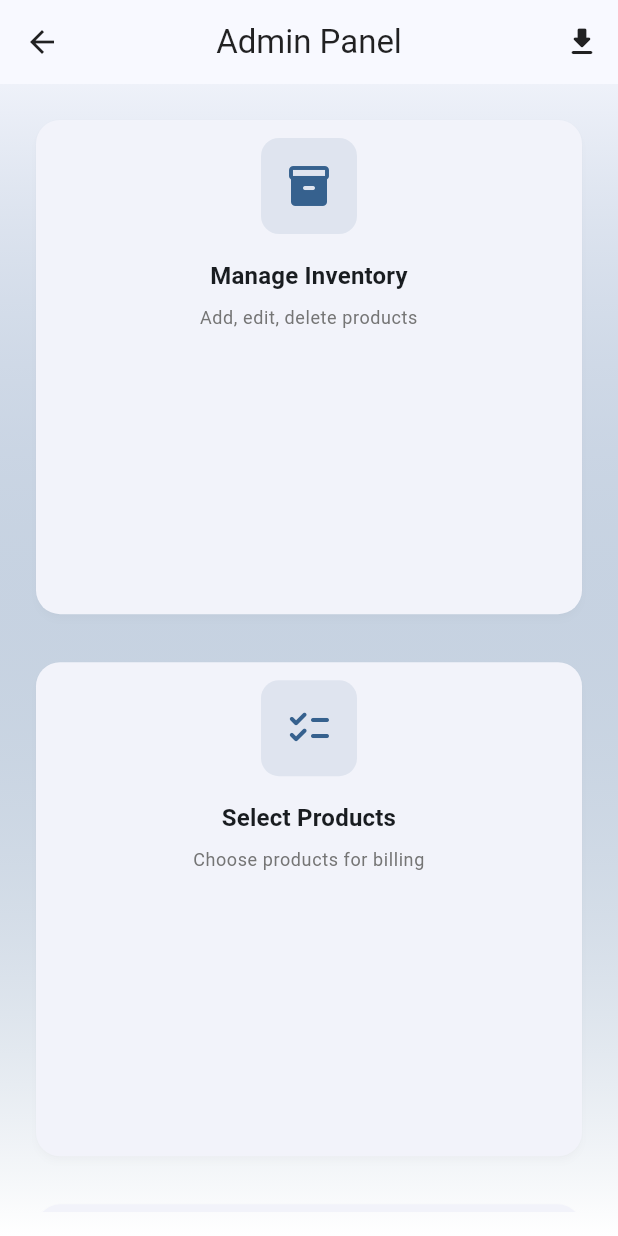
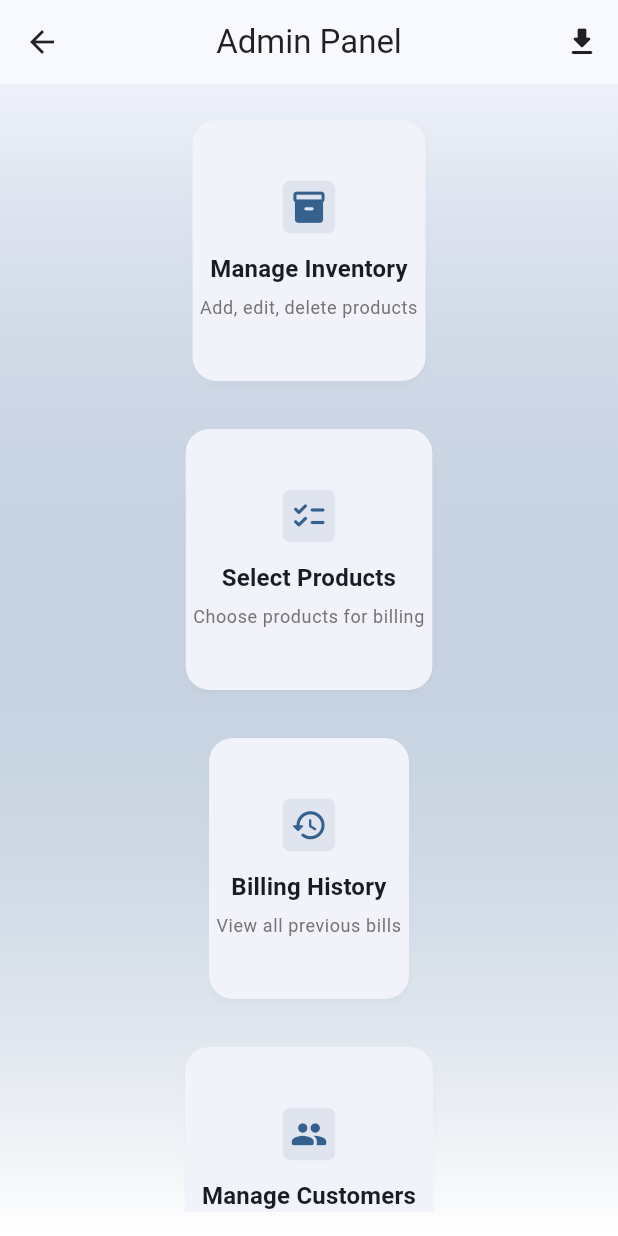
Before and after one commit to 1211-abhishek/Workshop-Billing, a Flutter app: the AdminScreen screen opened directly, on a phone screen of 412 x 824 dp. Run offline on Flutter 3.47's test engine with Material 3 defaults, Android fonts, the phone set to English and light mode, and no system bars; our stand-ins replace cross_file, open_filex, pdf, printing, share_plus, sqflite and 1 more; missing offline and left inert: file_selector; accounts and stored records are empty.

```diff
--- a/lib/responsive_layout.dart
+++ b/lib/responsive_layout.dart
@@ -18,16 +18,16 @@ class ResponsiveLayout extends StatelessWidget {
     this.desktop,
   }) : super(key: key);
 
-  static bool isMobile(BuildContext context) => MediaQuery.of(context).size.width < 600;
-  static bool isTablet(BuildContext context) => MediaQuery.of(context).size.width >= 600 && MediaQuery.of(context).size.width < 1024;
-  static bool isDesktop(BuildContext context) => MediaQuery.of(context).size.width >= 1024;
+  static bool isMobile(BuildContext context) => MediaQuery.of(context).size.width < 500;
+  static bool isTablet(BuildContext context) => MediaQuery.of(context).size.width >= 500 && MediaQuery.of(context).size.width < 800;
+  static bool isDesktop(BuildContext context) => MediaQuery.of(context).size.width >= 800;
 
   @override
   Widget build(BuildContext context) {
     final width = MediaQuery.of(context).size.width;
-    if (width >= 1024 && desktop != null) {
+    if (width >= 800 && desktop != null) {
       return desktop!;
-    } else if (width >= 600 && tablet != null) {
+    } else if (width >= 500 && tablet != null) {
       return tablet!;
     } else {
       return mobile;
--- a/lib/screens/admin_screen.dart
+++ b/lib/screens/admin_screen.dart
@@ -52,7 +52,7 @@ class AdminScreen extends StatelessWidget {
               crossAxisCount: 1,
               crossAxisSpacing: 16,
               mainAxisSpacing: 16,
-              childAspectRatio: 1.1,
+              childAspectRatio: 2,
               children: _adminCards(context),
             ),
           ),
@@ -112,7 +112,7 @@ class AdminScreen extends StatelessWidget {
               crossAxisCount: 3,
               crossAxisSpacing: 32,
               mainAxisSpacing: 32,
-              childAspectRatio: 1.3,
+              childAspectRatio: 1,
               children: _adminCards(context),
             ),
           ),
--- a/lib/screens/billing_screen.dart
+++ b/lib/screens/billing_screen.dart
@@ -1,4 +1,5 @@
 import 'package:flutter/material.dart';
+import 'package:flutter_billing_system/screens/bill_preview_screen.dart';
 import 'package:intl/intl.dart';
 import '../database/db_helper.dart';
 import '../models/product.dart';
@@ -129,7 +130,7 @@ class _BillingScreenState extends State<BillingScreen> {
       Navigator.push(
         context,
         MaterialPageRoute(
-          builder: (context) => PdfInvoiceScreen(
+          builder: (context) => BillPreviewScreen(
             billingHistory: billingHistory,
           ),
         ),
--- a/lib/widgets/custom_card.dart
+++ b/lib/widgets/custom_card.dart
@@ -18,60 +18,98 @@ class CustomCard extends StatelessWidget {
 
   @override
   Widget build(BuildContext context) {
-    return Card(
+    final width = MediaQuery.of(context).size.width;
+    double cardWidth;
+    double cardHeight;
+    double iconSize;
+    double padding;
+    if (width < 500) {
+      cardWidth = double.infinity;
+      cardHeight = double.infinity;
+      iconSize = 25;
+      padding = 5;
+    } else if (width < 800) {
+      cardWidth = 350;
+      cardHeight = 450;
+      iconSize = 30;
+      padding = 7;
+    } else {
+      cardWidth = 400;
+      cardHeight = 500;
+      iconSize = 40;
+      padding = 7;
+    }
+    return Center(
+      child: ConstrainedBox(
+        constraints: BoxConstraints(
+          minWidth: 140,
+          maxWidth: cardWidth,
+          minHeight: 120,
+          maxHeight: 220,
+        ),
+        child: Card(
           shape: RoundedRectangleBorder(
             borderRadius: BorderRadius.circular(16),
           ),
           elevation: 2,
-      margin: const EdgeInsets.all(8), // reduced margin
+          margin: const EdgeInsets.all(8),
           shadowColor: Colors.black.withOpacity(0.1),
           child: InkWell(
             onTap: onTap,
             borderRadius: BorderRadius.circular(16),
             child: Padding(
-          padding: const EdgeInsets.all(12.0), // reduced padding
-          child: SingleChildScrollView(
-
-            child: Container(
+              padding: EdgeInsets.all(padding),
               child: Column(
-
                 mainAxisAlignment: MainAxisAlignment.center,
-               // mainAxisSize: MainAxisSize.min, // <-- Add this line
+                mainAxisSize: MainAxisSize.max,
                 crossAxisAlignment: CrossAxisAlignment.center,
                 children: [
-                  Container(
-                    padding: const EdgeInsets.all(16),
+                  Flexible(
+                    child: Container(
+                      padding: EdgeInsets.all(padding),
                       decoration: BoxDecoration(
                         color: (iconColor ?? Theme.of(context).colorScheme.primary)
                             .withOpacity(0.1),
-                      borderRadius: BorderRadius.circular(12),
+                        borderRadius: BorderRadius.circular(5),
                       ),
                       child: Icon(
                         icon,
-                      size: 32,
+                        size: iconSize,
                         color: iconColor ?? Theme.of(context).colorScheme.primary,
                       ),
                     ),
-                  const SizedBox(height: 16),
-                  Text(
+                  ),
+                  const SizedBox(height: 12),
+                  Flexible(
+                    child: Text(
                       title,
                       style: Theme.of(context).textTheme.titleMedium?.copyWith(
                         fontWeight: FontWeight.bold,
+                        fontSize: width < 500 ? 16 : width < 800 ? 18 : 20,
                       ),
                       textAlign: TextAlign.center,
+                      overflow: TextOverflow.ellipsis,
+                      maxLines: 2,
                     ),
-                  const SizedBox(height: 8),
-                  Text(
+                  ),
+                  const SizedBox(height: 6),
+                  Flexible(
+                    child: Text(
                       subtitle,
                       style: Theme.of(context).textTheme.bodySmall?.copyWith(
                         color: Colors.grey.shade600,
+                        fontSize: width < 500 ? 12 : 14,
                       ),
                       textAlign: TextAlign.center,
+                      overflow: TextOverflow.ellipsis,
+                      maxLines: 2,
+                    ),
                   ),
                 ],
               ),
             ),
-          ),  ),
+          ),
+        ),
       ),
     );
   }
```
Also changed, not shown: lib/screens/bill_preview_screen.dart (added, +122 -0 lines), lib/screens/pdf_invoice_screen.dart (+71 -34 lines), lib/screens/select_products_screen.dart (+61 -35 lines), lib/widgets/bill_widget_preview.dart (added, +110 -0 lines), lib/widgets/product_tile.dart (+51 -19 lines). Lines whose indentation alone changed are shown as unchanged.
